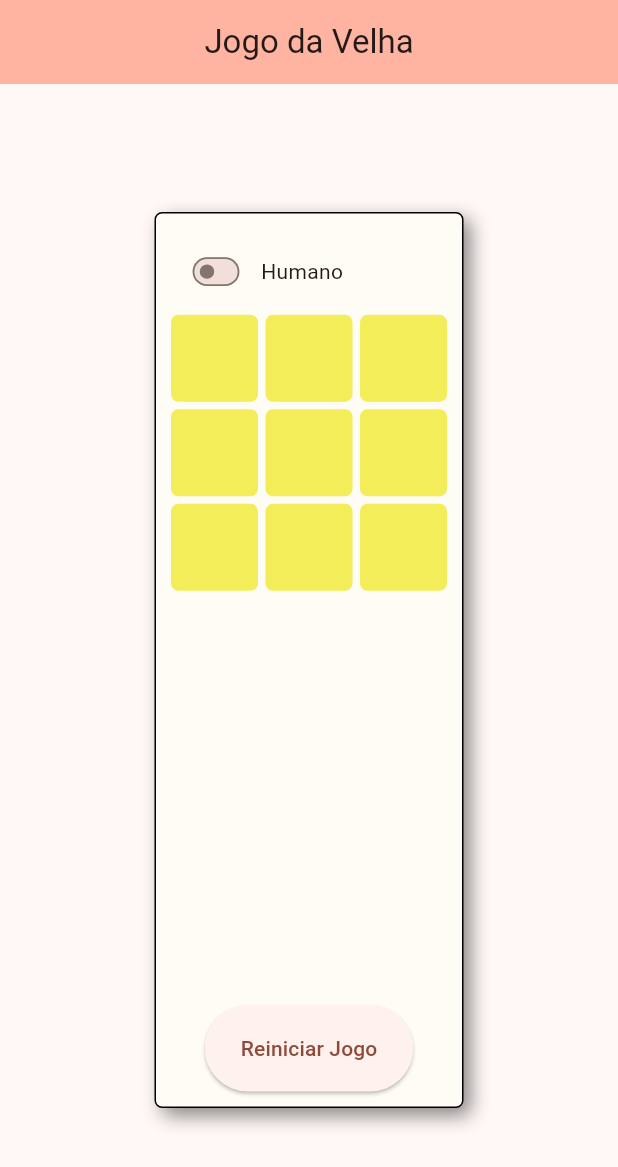
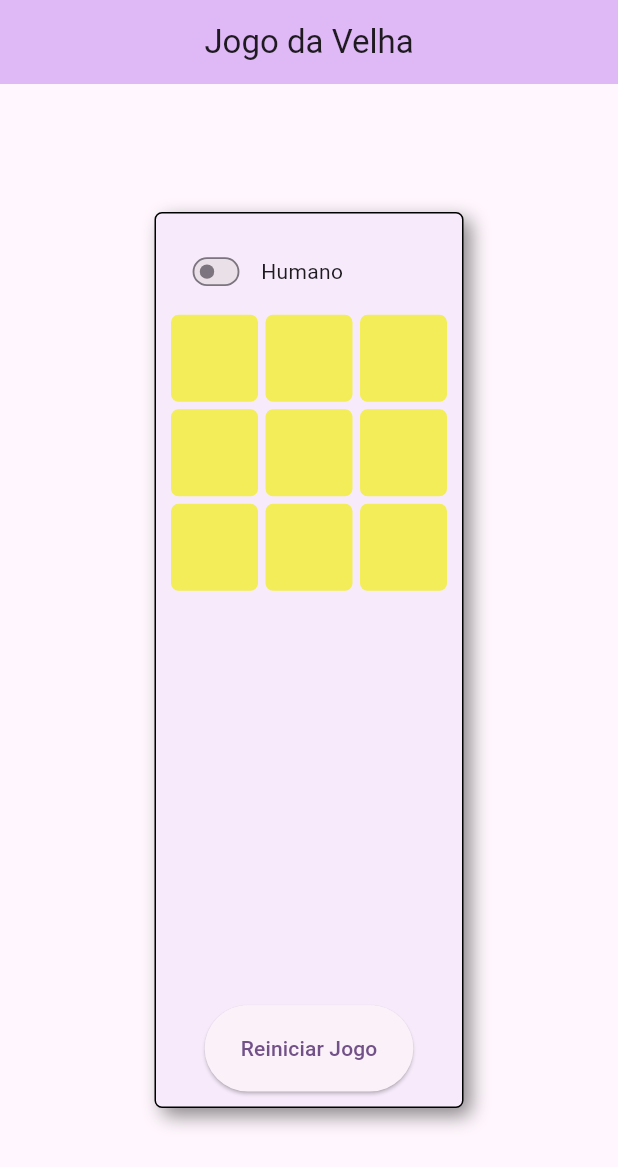
Before and after one commit to camaargo/JogodaVelha, a Flutter app: the screen it shows after launch, on a phone screen of 412 x 824 dp. Shown: the top 1167 px of the screen. Run offline on Flutter 3.47's test engine with Material 3 defaults, Android fonts, the phone set to English and light mode, and no system bars.

Commit message:
Atualizando main.dart

```diff
--- a/lib/main.dart
+++ b/lib/main.dart
@@ -16,7 +16,7 @@ class App extends StatelessWidget {
       debugShowCheckedModeBanner: false,
       title: titulo,
       theme: ThemeData(
-        colorScheme: ColorScheme.fromSeed(seedColor: const Color.fromARGB(255, 132, 31, 4)),
+        colorScheme: ColorScheme.fromSeed(seedColor: const Color.fromARGB(255, 109, 47, 151)),
         useMaterial3: true,
       ),
       home: const HomePage(title: titulo),
@@ -69,7 +69,7 @@ class _HomePageState extends State<HomePage> {
                     child: Container(
                         alignment: Alignment.center,
                         decoration: BoxDecoration(
-                          color: const Color.fromARGB(255, 255, 252, 245),
+                          color: const Color.fromARGB(255, 247, 235, 251),
                           borderRadius: BorderRadius.circular(5.0),
                           border: Border.all(
                             color: Colors.black,
```
